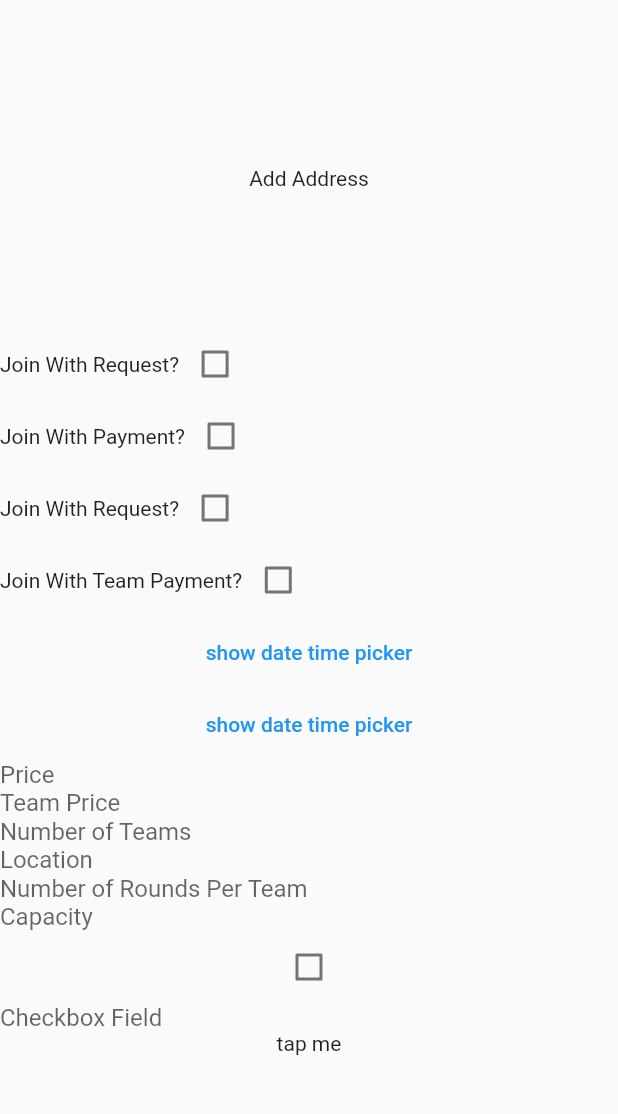
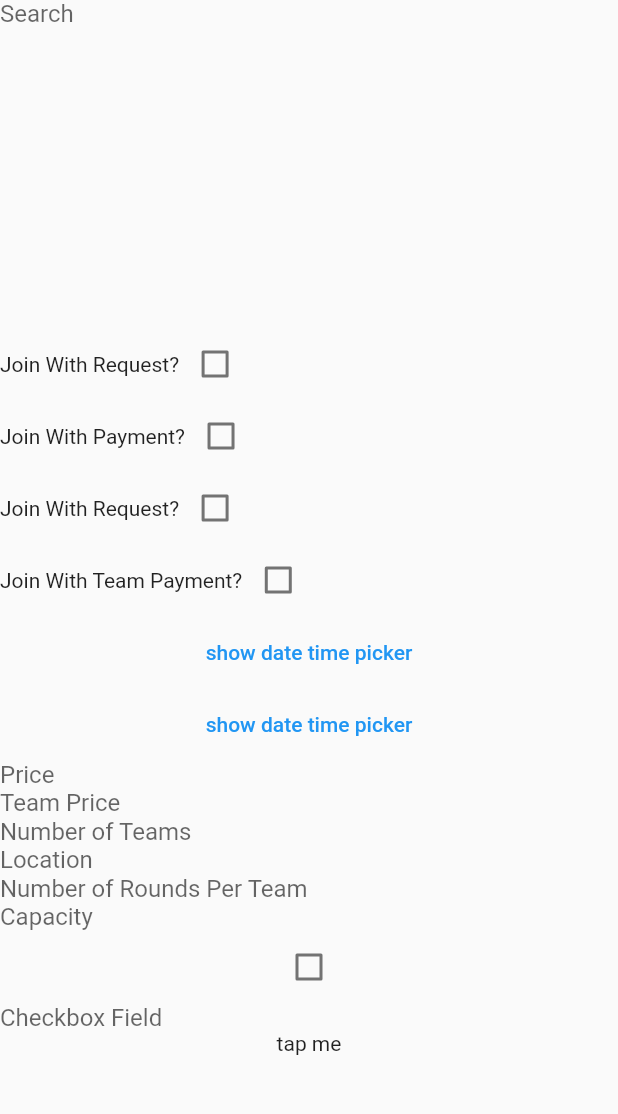
Before and after one commit to ArturoBarrios/AAASoccer, a Flutter app: the LeagueCreate screen opened directly, on a phone screen of 412 x 824 dp, the part 113-1227 px from its top. Run offline on Flutter 3.47's test engine with Material 2 defaults, Android fonts, the phone set to English and light mode, and no system bars; our stand-ins replace auto_size_text, bloc, equatable, firebase_analytics, firebase_core, flip_card and 14 more; missing offline and left inert: amplify_api, amplify_auth_cognito, amplify_authenticator, amplify_core, amplify_datastore, amplify_flutter and 10 more; accounts and stored records are empty; network calls fail.

Commit message:
misc updates

```diff
--- a/lib/components/location_search_bar.dart
+++ b/lib/components/location_search_bar.dart
@@ -73,15 +73,14 @@ class _LocationSearchBar extends State<LocationSearchBar> {
       children: <Widget>[
         TextField(
           controller: locationController,
-          decoration: const InputDecoration.collapsed(hintText: ''),
+          decoration: const InputDecoration.collapsed(hintText: 'Search'),
           onChanged: (value) async => {placesApiAutoComplete(value)},
           enabled: !widget.readonly,
         ),
         SizedBox(
           height: 200,
           child: Expanded(
-            child: addressPredictions.isNotEmpty
-                ? ListView.builder(
+            child: ListView.builder(
                     itemCount: addressPredictions.length,
                     itemBuilder: (context, index) {
                       return Card(
@@ -108,9 +107,7 @@ class _LocationSearchBar extends State<LocationSearchBar> {
                       );
                     },
                   )
-                : const Center(
-                    child: Text('Add Address'),
-                  ),
+
           ),
         ),
       ],
--- a/lib/main.dart
+++ b/lib/main.dart
@@ -762,7 +762,6 @@ class _AppScaffoldState extends State<AppScaffold> {
                 child: Home(),
               )
 
-        // body: currentUser != "" ?  Home() : LoginPage(),
         );
   }
 }
```
Also changed, not shown: lib/components/profile.dart (+12 -6 lines), lib/components/side_navs.dart (+13 -13 lines), 1 other file.
